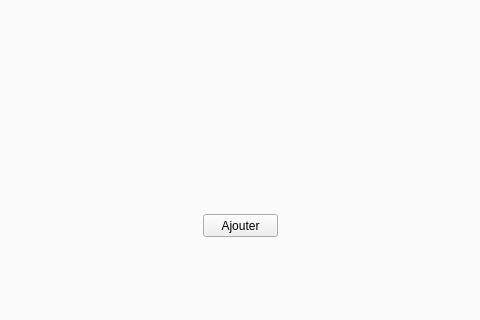
Qt form crud/mainwindow.ui (Salmadamak19/smart_recrruiting_help_center_2A14) before a commit; both pictures show x 379 to 859 and y 119 to 439 of the 1160 by 615 pixel window.
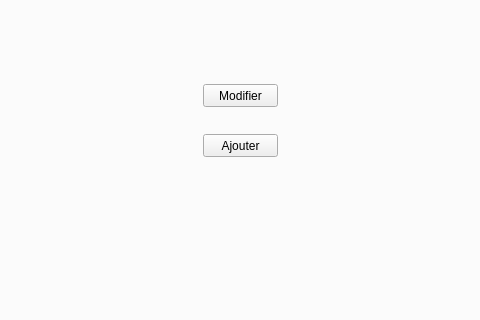
The same form after that commit. The open tabs and pages were chosen to show the change.

Diff of the .ui file:
```diff
--- a/crud/mainwindow.ui
+++ b/crud/mainwindow.ui
@@ -247,7 +247,7 @@
       <property name="geometry">
        <rect>
         <x>580</x>
-        <y>290</y>
+        <y>210</y>
         <width>75</width>
         <height>23</height>
        </rect>
@@ -256,6 +256,19 @@
        <string>Ajouter</string>
       </property>
      </widget>
+     <widget class="QPushButton" name="Mod_2">
+      <property name="geometry">
+       <rect>
+        <x>580</x>
+        <y>160</y>
+        <width>75</width>
+        <height>23</height>
+       </rect>
+      </property>
+      <property name="text">
+       <string>Modifier</string>
+      </property>
+     </widget>
     </widget>
     <widget class="QWidget" name="tab_2">
      <attribute name="title">
```
Left out of the diff: 8 changed lines with no effect on the pictures.
